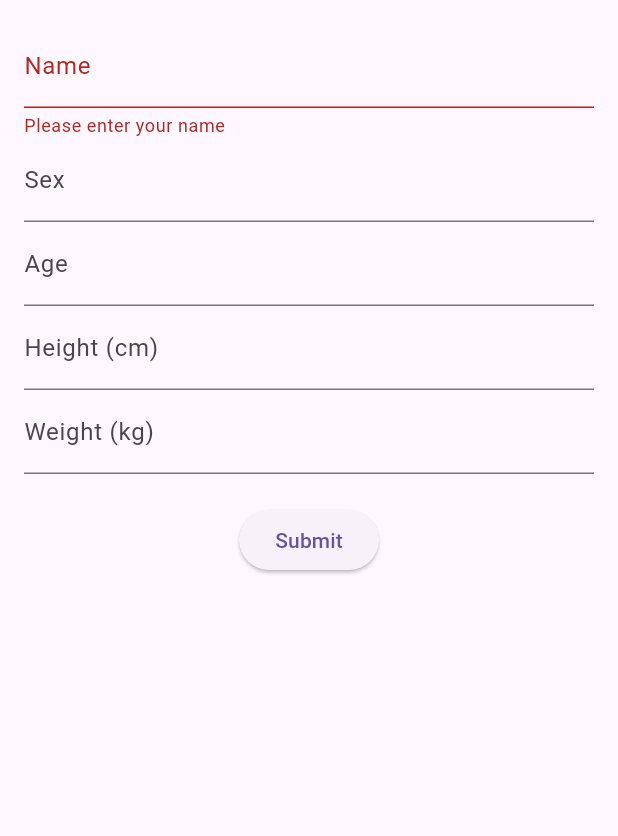
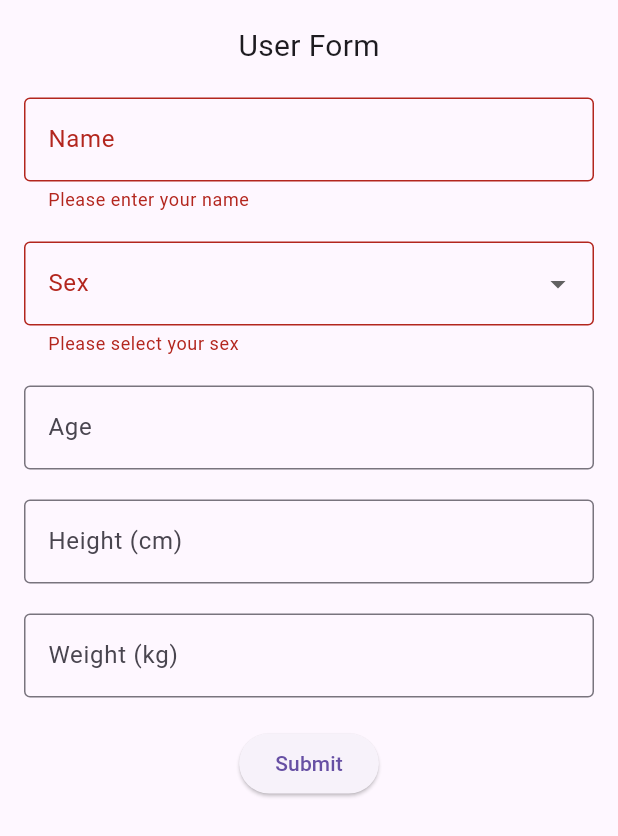
Before and after one commit to NeelDB/bet, a Flutter app: the UserForm screen opened directly, after a tap on "Submit", on a phone screen of 412 x 824 dp. Shown: the top 836 px of the screen. Run offline on Flutter 3.47's test engine with Material 3 defaults, Android fonts, the phone set to English and light mode, and no system bars; our stand-ins replace firebase_auth, firebase_core, google_sign_in; accounts and stored records are empty; Roboto replaces fonts that are missing (Didact Gothic).

Commit message:
Adicionadas as paginas do Abreu

```diff
--- a/lib/main.dart
+++ b/lib/main.dart
@@ -1,6 +1,6 @@
-import 'package:bet/firebase_options.dart';
 import 'package:firebase_core/firebase_core.dart';
 import 'package:flutter/material.dart';
+import 'firebase_options.dart';
 import 'home.dart';
 
 Future<void> main() async {
--- a/lib/profile_page.dart
+++ b/lib/profile_page.dart
@@ -27,6 +27,24 @@ class ProfilePage extends StatelessWidget {
               ),
             ),
           ),
+          // Logo
+          Positioned(
+            top: 15, // Adjust the top position according to your layout
+            left: 0,
+            right: 0,
+            child: Center(
+              child: Column(
+                children: [
+                  Image.asset(
+                      'assets/BetterEatThat.png',
+                    width: 100,
+                    height: 100,
+                  ),
+                ],
+              ), // Replace YourLogoWidget with your logo widget
+            ),
+          ),
+          // White Layer
           Positioned(
               bottom: 0,
               left: 0,
@@ -67,8 +85,20 @@ class UserForm extends StatelessWidget {
           padding: const EdgeInsets.all(16.0),
           child: Column(
             children: [
+              const Text(
+                'User Form',
+                style: TextStyle(
+                  fontSize: 20,
+                  fontFamily: 'Didact Gothic',
+                  fontWeight: FontWeight.w400,
+                ),
+              ),
+              const SizedBox(height: 20),
               TextFormField(
-                decoration: const InputDecoration(labelText: 'Name'),
+                decoration: const InputDecoration(
+                  labelText: 'Name',
+                  border: OutlineInputBorder(),
+                ),
                 textCapitalization: TextCapitalization.words,
                 validator: (value) {
                   if (value!.isEmpty) {
@@ -80,28 +110,54 @@ class UserForm extends StatelessWidget {
                   name = value!;
                 },
               ),
-              TextFormField(
-                decoration: const InputDecoration(labelText: 'Sex'),
-                onSaved: (value) {
+              const SizedBox(height: 20),
+              DropdownButtonFormField<String>(
+                decoration: const InputDecoration(
+                  labelText: 'Sex',
+                  border: OutlineInputBorder(),
+                ),
+                items: ['Male', 'Female']
+                    .map((String value) => DropdownMenuItem<String>(
+                  value: value,
+                  child: Text(value),
+                ))
+                    .toList(),
+                validator: (value) {
+                  if (value == null || value.isEmpty) {
+                    return 'Please select your sex';
+                  }
+                  return null;
+                },
+                onChanged: (value) {
                   sex = value!;
                 },
               ),
+              const SizedBox(height: 20),
               TextFormField(
-                decoration: const InputDecoration(labelText: 'Age'),
+                decoration: const InputDecoration(
+                  labelText: 'Age',
+                  border: OutlineInputBorder()),
                 keyboardType: TextInputType.number,
                 onSaved: (value) {
                   age = int.parse(value!);
                 },
               ),
+              const SizedBox(height: 20),
               TextFormField(
-                decoration: const InputDecoration(labelText: 'Height (cm)'),
+                decoration: const InputDecoration(
+                  labelText: 'Height (cm)',
+                  border: OutlineInputBorder()),
                 keyboardType: TextInputType.number,
                 onSaved: (value) {
                   height = double.parse(value!);
                 },
               ),
+              const SizedBox(height: 20),
               TextFormField(
-                decoration: const InputDecoration(labelText: 'Weight (kg)'),
+                decoration: const InputDecoration(
+                    labelText: 'Weight (kg)',
+                    border: OutlineInputBorder(),
+                ),
                 keyboardType: TextInputType.number,
                 onSaved: (value) {
                   weight = double.parse(value!);
```
Also changed, not shown: lib/BetterEatThatAIPage.dart (added, +80 -0 lines), lib/BetterEatThatMainMenu.dart (added, +67 -0 lines), lib/BetterEatThatPanel.dart (added, +283 -0 lines), lib/BetterEatThatSettingsPage.dart (added, +48 -0 lines), lib/Foods.dart (added, +33 -0 lines), lib/colors.dart (added, +13 -0 lines), pubspec.yaml (+24 -5 lines), assets/images/AI_icon.png (added), assets/images/BetterEatThat.png (renamed from assets/BetterEatThat.png), assets/images/food_icon.png (added), assets/images/google.png (renamed from assets/google.png), fonts/Poppins-Bold.ttf (added), fonts/Poppins-Medium.ttf (added), fonts/Poppins-Regular.ttf (added), 2 more files.
